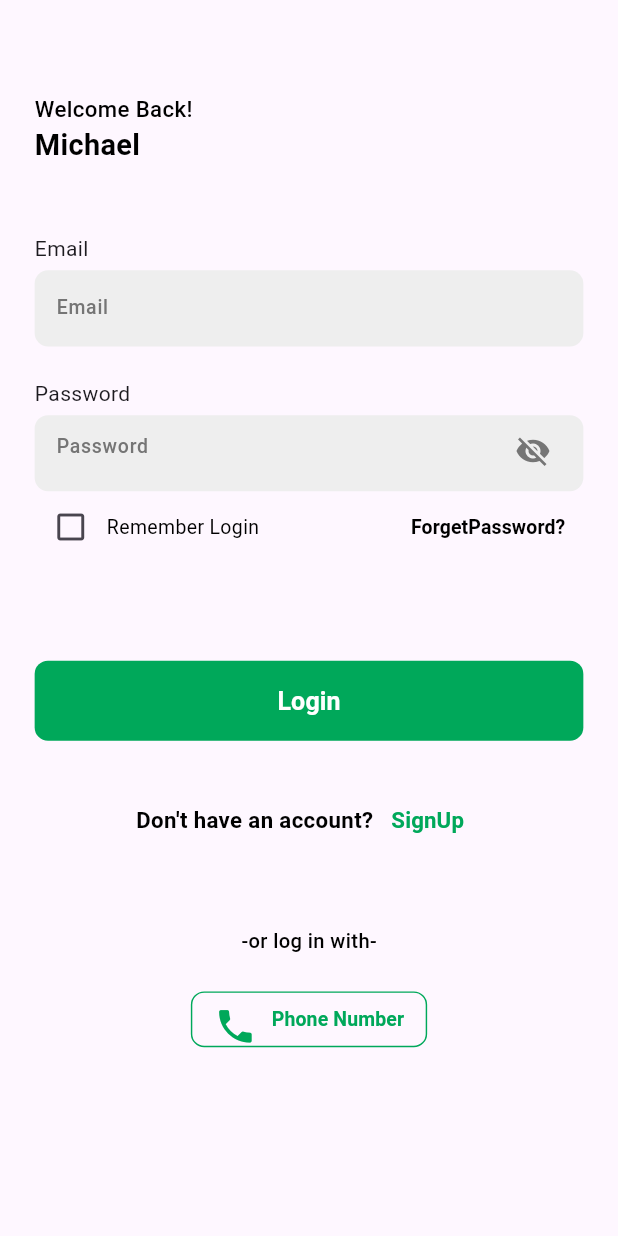
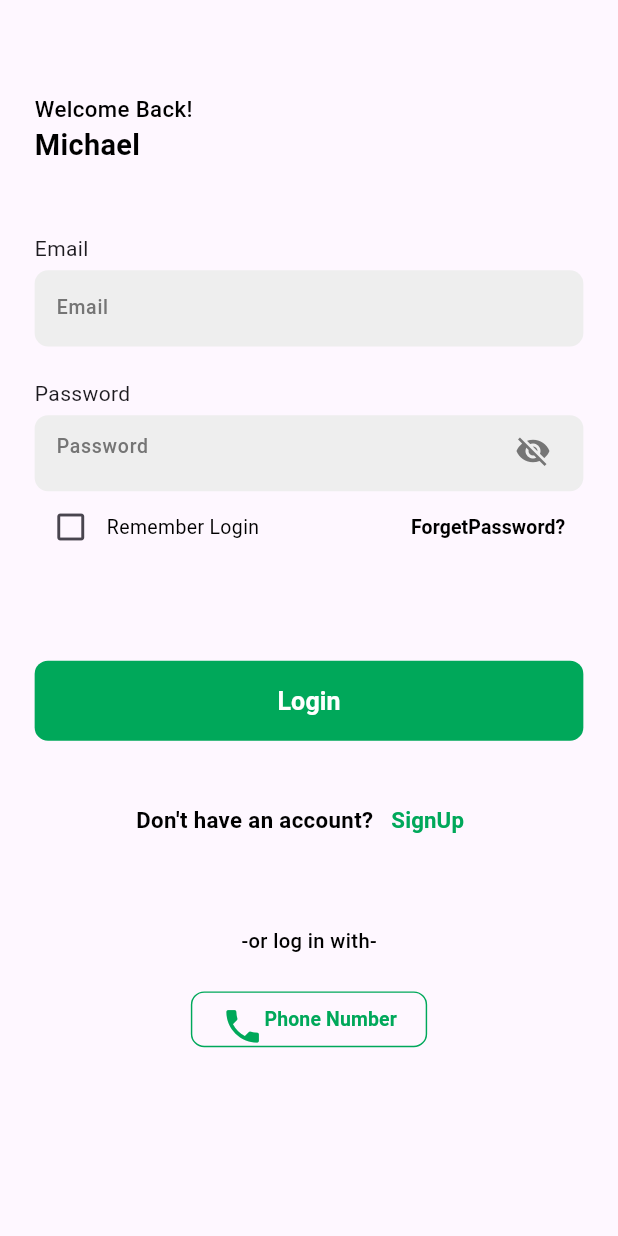
Before and after one commit to Lekki369/traderx, a Flutter app: the screen it shows after launch, on a phone screen of 412 x 824 dp. Run offline on Flutter 3.47's test engine with Material 2 defaults, Android fonts, the phone set to English and light mode, and no system bars; our stand-ins replace country_code_picker, flutter_screenutil, get.

```diff
--- a/lib/sign_up_in_page/views/reused_widget.dart
+++ b/lib/sign_up_in_page/views/reused_widget.dart
@@ -142,6 +142,7 @@ Widget emailPhoneLogIn({required var controller}) {
                       : Get.to(() => const SignUpEmail());
                 },
                 child: Row(
+                  mainAxisSize: MainAxisSize.min,
                   mainAxisAlignment: MainAxisAlignment.center,
                   children: [
                     Icon(
@@ -149,7 +150,7 @@ Widget emailPhoneLogIn({required var controller}) {
                       size: 30.sp,
                       color: Global.green,
                     ),
-                    SizedBox(width: 10.w),
+                    // SizedBox(width: 10.w),
                     Text(
                       controller.toPhoneLogin.value ? 'Email' : 'Phone Number',
                       style: Global.textStyle(
```
Also changed, not shown: pubspec.lock.
